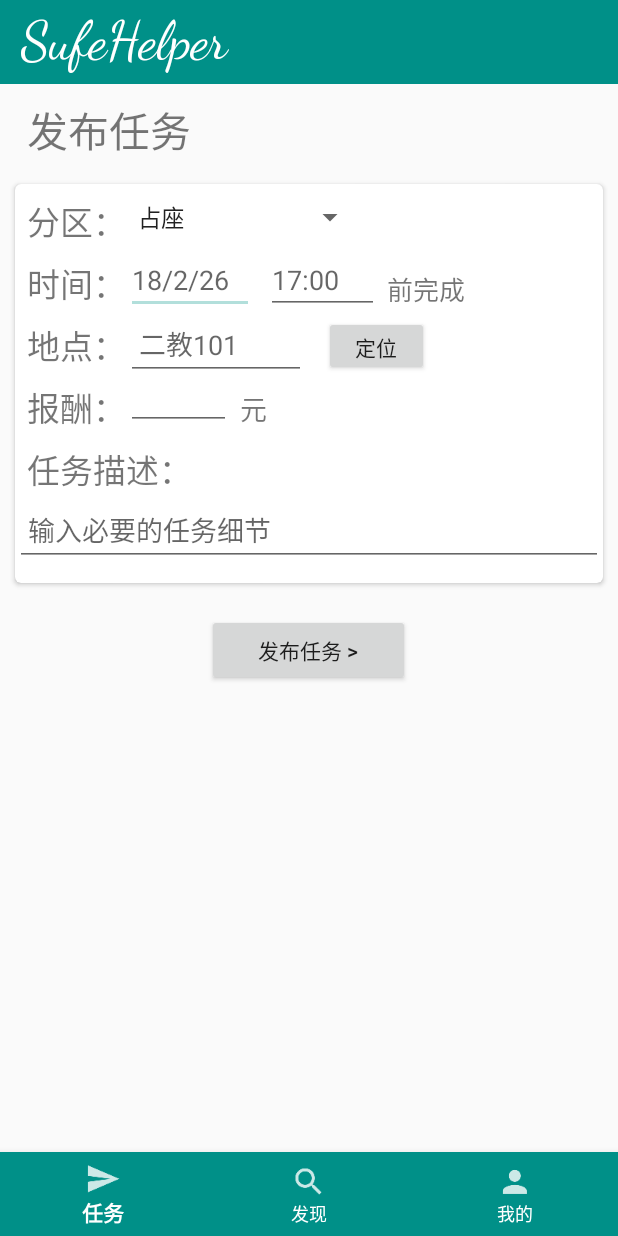
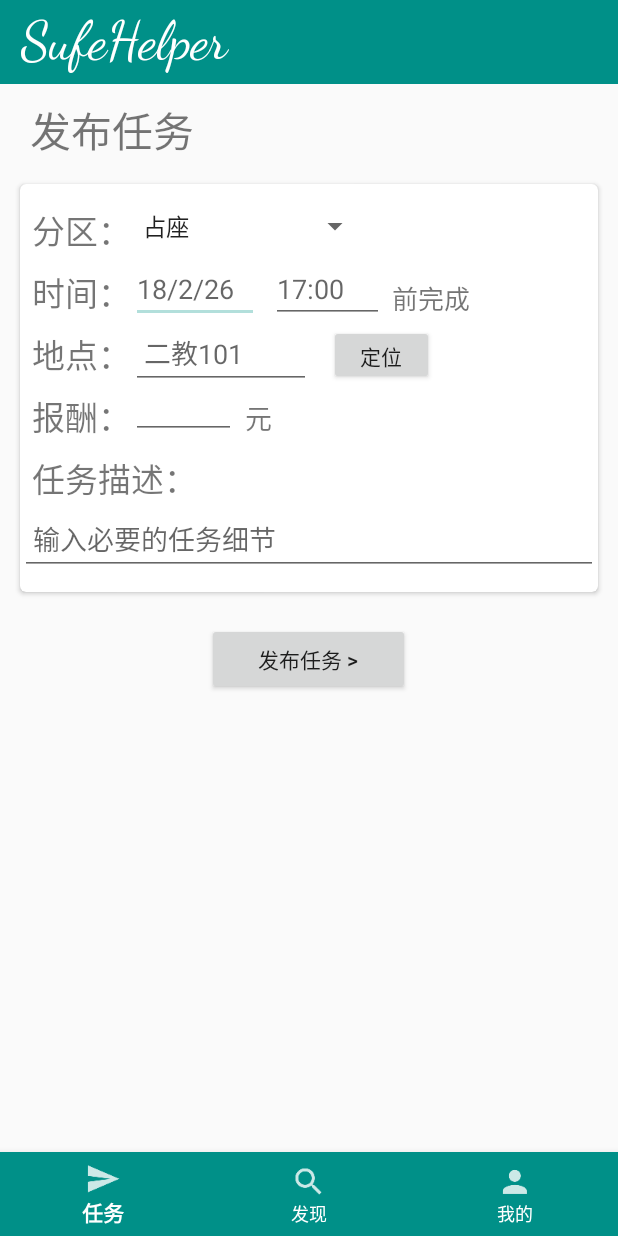
Before and after one commit to SufeHelperApp/SufeHelperApp, an Android app: the launchTaskActivity screen opened directly, with no data from a screen before it, on a phone screen of 412 x 824 dp. Run offline under Robolectric (Android 15) with nearby library versions, the phone set to English and light mode, and no system bars.

Commit message:
DONE: tasklaunch

```diff
--- a/app/src/main/res/layout/activity_launch_task.xml
+++ b/app/src/main/res/layout/activity_launch_task.xml
@@ -14,7 +14,7 @@
         android:layout_height="wrap_content"
         android:layout_below="@id/toolbar"
         android:layout_marginTop="10dp"
-        android:layout_marginStart="18dp"
+        android:layout_marginStart="20dp"
         android:textSize="27sp"
         android:text="发布任务" />
 
@@ -25,8 +25,8 @@
         android:layout_below="@id/taskinfo_title"
         android:layout_marginTop="15dp"
         android:layout_marginBottom="15dp"
-        android:layout_marginStart="10dp"
-        android:layout_marginEnd="10dp"
+        android:layout_marginStart="13dp"
+        android:layout_marginEnd="13dp"
         app:cardCornerRadius="4dp">
 
         <RelativeLayout
@@ -38,25 +38,25 @@
                 android:layout_width="wrap_content"
                 android:layout_height="wrap_content"
                 android:text="                                      "
-                android:textSize="12sp"/>
+                android:textSize="10sp"/>
 
             <TextView
                 android:id="@+id/taskinfo_title_taskType"
                 android:layout_width="wrap_content"
                 android:layout_height="wrap_content"
-                android:layout_below="@id/taskinfo_title_launcher"
-                android:layout_marginTop="8dp"
+                android:layout_below="@id/taskinfo_space1"
                 android:layout_marginStart="8dp"
                 android:text="分区："
                 android:textSize="22sp"/>
 
             <Spinner
                 android:id="@+id/spinner_subtasks"
+                android:layout_width="wrap_content"
+                android:layout_height="wrap_content"
+                android:layout_below="@id/taskinfo_space1"
+                android:layout_marginTop="2dp"
                 android:layout_toEndOf="@id/taskinfo_title_taskType"
                 android:layout_marginEnd="20dp"
-                android:layout_marginTop="10dp"
-                android:layout_width="wrap_content"
-                android:layout_height="wrap_content"
                 android:entries="@array/subtasks">
 
             </Spinner>
```
